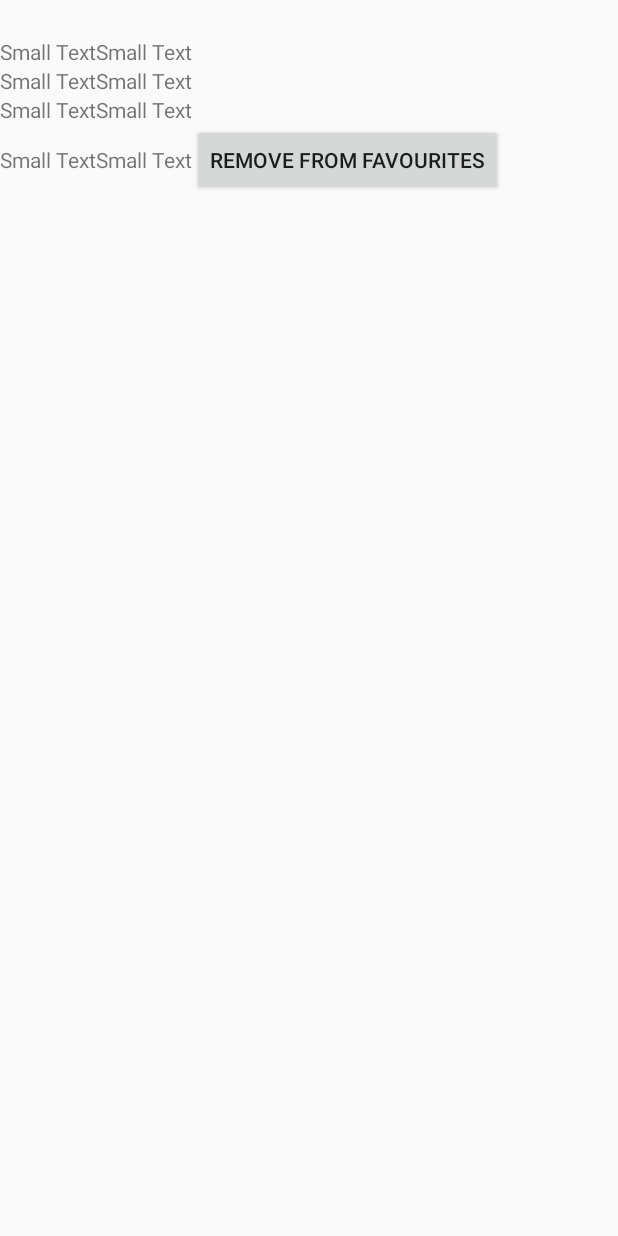
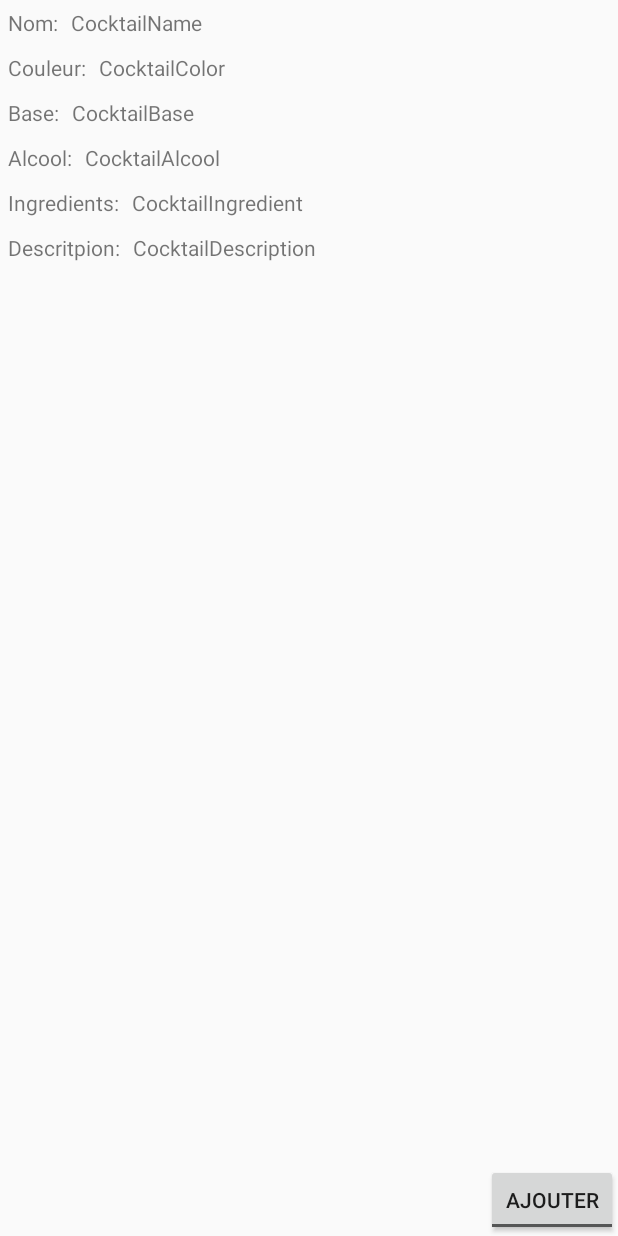
Before and after one commit to Dranaxele/Cock_Tail, an Android app: the ViewCocktailActivity screen opened directly, with no data from a screen before it, on a phone screen of 412 x 824 dp. Run offline under Robolectric (Android 15) with nearby library versions, the phone set to English and light mode, and no system bars; libraries missing offline, so code that uses them is left out: org.springframework.http; 5 statements that could not run were skipped.

Commit message:
Modify Layout Item

```diff
--- a/app/src/main/res/layout/activiti_view_cocktail.xml
+++ b/app/src/main/res/layout/activiti_view_cocktail.xml
@@ -1,113 +1,132 @@
 <?xml version="1.0" encoding="utf-8"?>
-
-<LinearLayout xmlns:android="http://schemas.android.com/apk/res/android"
+<RelativeLayout xmlns:android="http://schemas.android.com/apk/res/android"
     android:orientation="vertical"
     android:layout_width="match_parent"
-              android:layout_height="match_parent"
-              android:weightSum="1">
+    android:layout_height="match_parent">
+    <TextView
+        android:id="@+id/lbNom"
+        android:layout_width="wrap_content"
+        android:layout_height="wrap_content"
+        android:text="Nom: "
+        android:layout_margin="5dp" />
 
-    <LinearLayout
-            android:orientation="vertical"
-            android:layout_width="match_parent"
-            android:layout_height="match_parent"
-            android:layout_gravity="center_horizontal"
-            android:weightSum="1">
+    <TextView
+        android:id="@+id/cocktailItemNameTextView"
+        android:text="CocktailName"
+        android:layout_width="wrap_content"
+        android:layout_height="wrap_content"
+        android:layout_toRightOf="@+id/lbNom"
+        android:layout_alignBaseline="@+id/lbNom"/>
+
+    <ImageView
+        android:id="@+id/favouriteImageView"
+        android:layout_width="wrap_content"
+        android:layout_height="wrap_content"/>
+
+    <TextView
+        android:id="@+id/lbColor"
+        android:layout_width="wrap_content"
+        android:layout_height="wrap_content"
+        android:text="Couleur: "
+        android:layout_below="@+id/lbNom"
+        android:layout_margin="5dp" />
 
     <TextView
         android:layout_width="wrap_content"
         android:layout_height="wrap_content"
-                android:textAppearance="?android:attr/textAppearanceMedium"
-                android:id="@+id/cocktailNameTextView"
-                android:layout_gravity="center_horizontal"/>
-
-        <LinearLayout
-                android:orientation="horizontal"
-                android:layout_width="match_parent"
-                android:layout_height="wrap_content"
-                >
+        android:text="CocktailColor"
+        android:id="@+id/cocktailItemColorTextView"
+        android:layout_below="@+id/lbNom"
+        android:layout_toRightOf="@+id/lbColor"
+        android:layout_toEndOf="@+id/lbColor"
+        android:layout_alignBaseline="@+id/lbColor"/>
 
     <TextView
+        android:id="@+id/lbBase"
         android:layout_width="wrap_content"
         android:layout_height="wrap_content"
-                    android:textAppearance="?android:attr/textAppearanceSmall"
-                    android:text="Small Text"
-                    android:id="@+id/textView7"/>
+        android:text="Base: "
+        android:layout_below="@+id/lbColor"
+        android:layout_margin="5dp" />
 
     <TextView
+        android:id="@+id/cocktailItemBaseTextView"
         android:layout_width="wrap_content"
         android:layout_height="wrap_content"
-                    android:textAppearance="?android:attr/textAppearanceSmall"
-                    android:text="Small Text"
-                    android:id="@+id/textView5"/>
-
-        </LinearLayout>
-
-        <LinearLayout
-                android:orientation="horizontal"
-                android:layout_width="match_parent"
-                android:layout_height="wrap_content"
-                android:id="@+id/linearLayout">
+        android:text="CocktailBase"
+        android:layout_toRightOf="@+id/lbBase"
+        android:layout_below="@+id/lbColor"
+        android:layout_alignBaseline="@+id/lbBase"/>
 
     <TextView
+        android:id="@+id/lbAlcool"
         android:layout_width="wrap_content"
         android:layout_height="wrap_content"
-                    android:textAppearance="?android:attr/textAppearanceSmall"
-                    android:text="Small Text"
-                    android:id="@+id/textView6"/>
+        android:text="Alcool: "
+        android:layout_below="@+id/lbBase"
+        android:layout_margin="5dp" />
 
     <TextView
+        android:id="@+id/cocktailItemAlcoolTextView"
         android:layout_width="wrap_content"
         android:layout_height="wrap_content"
-                    android:textAppearance="?android:attr/textAppearanceSmall"
-                    android:text="Small Text"
-                    android:id="@+id/textView10"/>
-        </LinearLayout>
-
-        <LinearLayout
-                android:orientation="horizontal"
-                android:layout_width="match_parent"
-                android:layout_height="wrap_content"
-                android:id="@+id/linearLayout2">
+        android:layout_below="@+id/lbBase"
+        android:layout_toRightOf="@+id/lbAlcool"
+        android:text="CocktailAlcool"
+        android:layout_alignBaseline="@+id/lbAlcool"/>
 
     <TextView
+        android:id="@+id/lbIngredient"
         android:layout_width="wrap_content"
         android:layout_height="wrap_content"
-                    android:textAppearance="?android:attr/textAppearanceSmall"
-                    android:text="Small Text"
-                    android:id="@+id/textView11"/>
+        android:layout_below="@+id/lbAlcool"
+        android:text="Ingredients: "
+        android:layout_margin="5dp" />
 
     <TextView
+        android:id="@+id/cocktailItemIngredientTextView"
         android:layout_width="wrap_content"
         android:layout_height="wrap_content"
-                    android:textAppearance="?android:attr/textAppearanceSmall"
-                    android:text="Small Text"
-                    android:id="@+id/textView12"/>
-        </LinearLayout>
-
-        <LinearLayout
-                android:orientation="horizontal"
-                android:layout_width="match_parent"
-                android:layout_height="wrap_content"
-                android:id="@+id/linearLayout3">
+        android:layout_below="@+id/lbAlcool"
+        android:layout_toRightOf="@+id/lbIngredient"
+        android:text="CocktailIngredient"
+        android:layout_alignBaseline="@+id/lbIngredient"/>
 
     <TextView
+        android:id="@+id/lbDescription"
         android:layout_width="wrap_content"
         android:layout_height="wrap_content"
-                    android:textAppearance="?android:attr/textAppearanceSmall"
-                    android:text="Small Text"
-                    android:id="@+id/textView13"/>
+        android:layout_below="@+id/lbIngredient"
+        android:text="Descritpion: "
+        android:layout_margin="5dp" />
 
     <TextView
+        android:id="@+id/cocktailItemDescriptionTextView"
         android:layout_width="wrap_content"
         android:layout_height="wrap_content"
-                    android:textAppearance="?android:attr/textAppearanceSmall"
-                    android:text="Small Text"
-                    android:id="@+id/textView14"/>
+        android:layout_below="@id/lbIngredient"
+        android:layout_toRightOf="@+id/lbDescription"
+        android:text="CocktailDescription"
+        android:layout_alignBaseline="@+id/lbDescription"/>
 
-            <Button android:id="@+id/removeFromFavouriteButton"
+    <ToggleButton
         android:layout_width="wrap_content"
-                    android:layout_height="wrap_content"/>
-        </LinearLayout>
+        android:layout_height="wrap_content"
+        android:text="AddFavorite"
+        android:id="@+id/toggleButton"
+        android:layout_alignParentBottom="true"
+        android:layout_alignParentRight="true"
+        android:layout_alignParentEnd="true"
+        android:textOn="Supprimer"
+        android:textOff="Ajouter"/>
 
-    </LinearLayout>
-</LinearLayout>
+    <ImageView
+        android:layout_width="200dp"
+        android:layout_height="200dp"
+        android:id="@+id/cocktailItemImageTextView"
+        android:layout_alignParentBottom="true"
+        android:layout_alignParentLeft="true"
+        android:layout_alignParentStart="true" />
+
+
+</RelativeLayout>
```
Also changed, not shown: app/src/main/res/layout/cocktail_item.xml (+2 -120 lines). Lines whose indentation alone changed are shown as unchanged.
